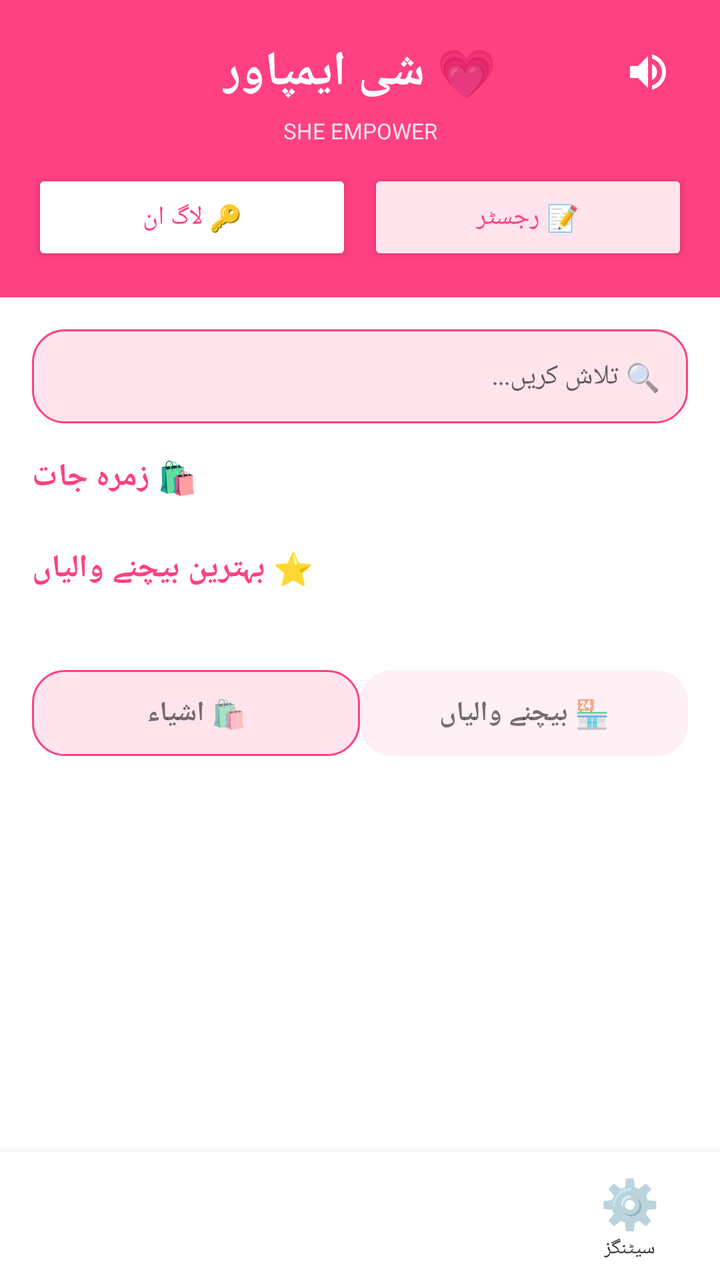
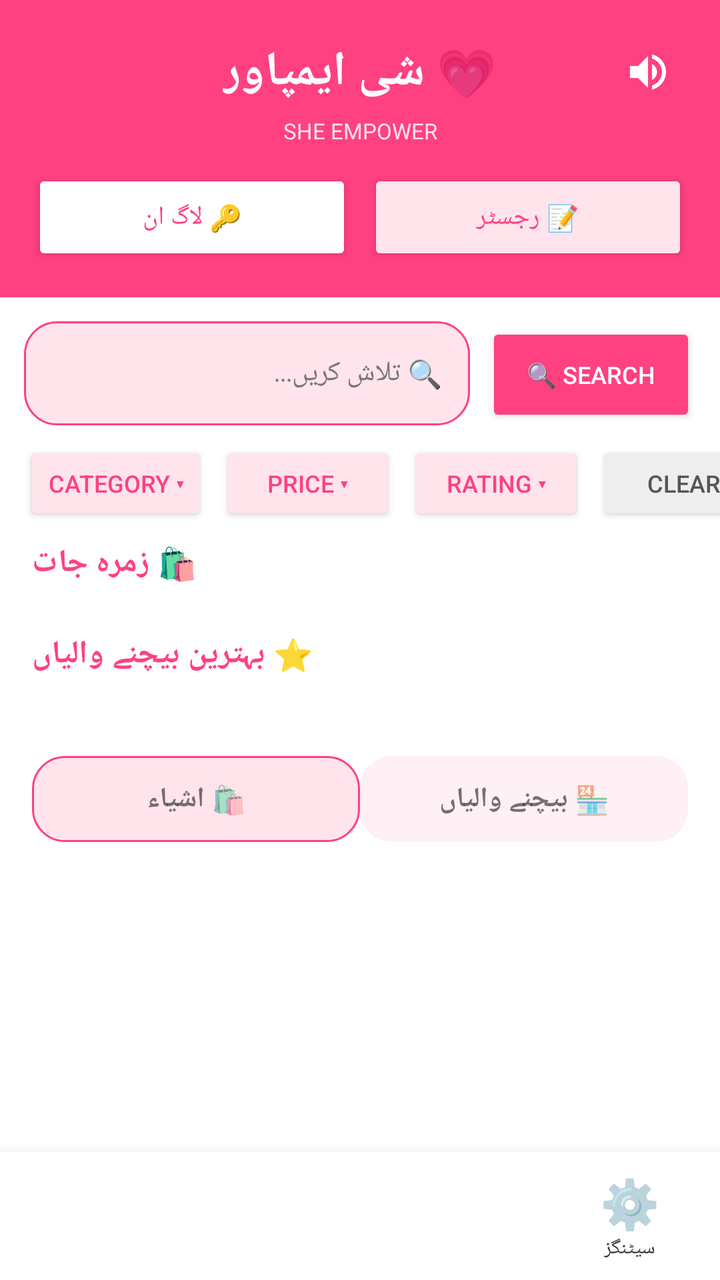

The first picture is an Android layout as it rendered before a commit; the second is the same layout after the commit. The layout source and the unified diff follow.
<!-- AndroidManifest.xml: application theme Theme.SheEmpower -->
<!-- res/layout/activity_main.xml -->
<?xml version="1.0" encoding="utf-8"?>
<LinearLayout xmlns:android="http://schemas.android.com/apk/res/android"
    android:layout_width="match_parent" android:layout_height="match_parent"
    android:background="?android:attr/windowBackground"
    android:orientation="vertical" >

    <ScrollView android:layout_width="match_parent" android:layout_height="0dp" android:layout_weight="1">
        <LinearLayout android:layout_width="match_parent" android:layout_height="wrap_content" android:orientation="vertical">

            <LinearLayout
                android:layout_width="match_parent" android:layout_height="wrap_content"
                android:background="#FF4081" android:orientation="vertical" android:padding="16dp">

                <RelativeLayout
                    android:layout_width="match_parent"
                    android:layout_height="wrap_content">

                    <TextView
                        android:layout_width="wrap_content"
                        android:layout_height="wrap_content"
                        android:layout_centerInParent="true"
                        android:text="💗 شی ایمپاور"
                        android:textSize="24sp"
                        android:textStyle="bold"
                        android:textColor="#FFFFFF" />

                    <ImageButton
                        android:id="@+id/btnSpeaker"
                        android:layout_width="40dp"
                        android:layout_height="40dp"
                        android:layout_alignParentEnd="true"
                        android:layout_centerVertical="true"
                        android:background="?attr/selectableItemBackgroundBorderless"
                        android:src="@drawable/ic_speaker"
                        android:contentDescription="Speaker" />
                </RelativeLayout>

                <TextView android:layout_width="match_parent" android:layout_height="wrap_content"
                    android:text="SHE EMPOWER" android:textSize="11sp" android:gravity="center"
                    android:textColor="#FFE0EC" android:layout_marginTop="2dp" />

                <LinearLayout android:layout_width="match_parent" android:layout_height="wrap_content"
                    android:orientation="horizontal" android:layout_marginTop="12dp">
                    <Button android:id="@+id/btnLogin" android:layout_width="0dp" android:layout_height="48dp" android:layout_weight="1"
                        android:text="🔑 لاگ ان" android:textSize="13sp" android:backgroundTint="#FFFFFF" android:textColor="#FF4081" android:layout_marginEnd="8dp" />
                    <Button android:id="@+id/btnJoin" android:layout_width="0dp" android:layout_height="48dp" android:layout_weight="1"
                        android:text="📝 رجسٹر" android:textSize="13sp" android:backgroundTint="#FFE4EC" android:textColor="#FF4081" />
                </LinearLayout>
            </LinearLayout>

            <EditText android:id="@+id/etSearch"
                android:layout_width="match_parent" android:layout_height="wrap_content" android:layout_margin="16dp"
                android:hint="🔍 تلاش کریں..." android:textSize="14sp" android:padding="14dp" android:background="@drawable/bg_rounded_pink" />

            <TextView android:layout_width="wrap_content" android:layout_height="wrap_content"
                android:layout_marginStart="16dp" android:text="🛍️ زمرہ جات" android:textStyle="bold" android:textColor="#FF4081" android:textSize="16sp" />

            <HorizontalScrollView android:layout_width="match_parent" android:layout_height="wrap_content" android:padding="12dp">
                <LinearLayout android:id="@+id/layoutCategories" android:layout_width="wrap_content" android:layout_height="wrap_content" android:orientation="horizontal" />
            </HorizontalScrollView>

            <TextView android:layout_width="wrap_content" android:layout_height="wrap_content"
                android:layout_marginStart="16dp" android:text="⭐ بہترین بیچنے والیاں" android:textStyle="bold" android:textColor="#FF4081" android:textSize="16sp" />

            <androidx.recyclerview.widget.RecyclerView android:id="@+id/rvTopSellers"
                android:layout_width="match_parent" android:layout_height="wrap_content" android:padding="12dp" />

            <LinearLayout android:layout_width="match_parent" android:layout_height="wrap_content" android:orientation="horizontal" android:layout_margin="16dp">
                <TextView android:id="@+id/tvProductsTab" android:layout_width="0dp" android:layout_height="wrap_content" android:layout_weight="1"
                    android:text="🛍️ اشیاء" android:gravity="center" android:padding="12dp" android:textStyle="bold" android:background="@drawable/bg_rounded_pink" />
                <TextView android:id="@+id/tvSellersTab" android:layout_width="0dp" android:layout_height="wrap_content" android:layout_weight="1"
                    android:text="🏪 بیچنے والیاں" android:gravity="center" android:padding="12dp" android:textStyle="bold" android:background="@drawable/bg_rounded_pink_light" />
            </LinearLayout>

            <androidx.recyclerview.widget.RecyclerView android:id="@+id/rvLatestProducts"
                android:layout_width="match_parent" android:layout_height="wrap_content" android:padding="8dp" android:nestedScrollingEnabled="false" />

        </LinearLayout>
    </ScrollView>

    <include layout="@layout/bottom_nav_bar" android:id="@+id/bottomNav" />

</LinearLayout>
<!-- res/layout/bottom_nav_bar.xml (included above) -->
<?xml version="1.0" encoding="utf-8"?>
<LinearLayout
    xmlns:android="http://schemas.android.com/apk/res/android"
    android:id="@+id/bottomNav"
    android:layout_width="match_parent"
    android:layout_height="64dp"
    android:orientation="horizontal"
    android:background="?android:attr/windowBackground"
    android:elevation="12dp">

    

    <LinearLayout
        android:id="@+id/navItem1"
        android:layout_width="0dp"
        android:layout_height="match_parent"
        android:layout_weight="1"
        android:orientation="vertical"
        android:gravity="center"
        android:clickable="true"
        android:focusable="true">

        <TextView
            android:id="@+id/navIcon1"
            android:layout_width="wrap_content"
            android:layout_height="wrap_content"
            android:textSize="20sp"/>

        <TextView
            android:id="@+id/navLabel1"
            android:layout_width="wrap_content"
            android:layout_height="wrap_content"
            android:textSize="10sp"
            android:textColor="@color/screen_text"/>

    </LinearLayout>


    

    <LinearLayout
        android:id="@+id/navItem2"
        android:layout_width="0dp"
        android:layout_height="match_parent"
        android:layout_weight="1"
        android:orientation="vertical"
        android:gravity="center"
        android:clickable="true"
        android:focusable="true">

        <TextView
            android:id="@+id/navIcon2"
            android:layout_width="wrap_content"
            android:layout_height="wrap_content"
            android:textSize="20sp"/>

        <TextView
            android:id="@+id/navLabel2"
            android:layout_width="wrap_content"
            android:layout_height="wrap_content"
            android:textSize="10sp"
            android:textColor="@color/screen_text"/>

    </LinearLayout>


    

    <LinearLayout
        android:id="@+id/navItem3"
        android:layout_width="0dp"
        android:layout_height="match_parent"
        android:layout_weight="1"
        android:orientation="vertical"
        android:gravity="center"
        android:clickable="true"
        android:focusable="true">

        <TextView
            android:id="@+id/navIcon3"
            android:layout_width="wrap_content"
            android:layout_height="wrap_content"
            android:textSize="20sp"/>

        <TextView
            android:id="@+id/navLabel3"
            android:layout_width="wrap_content"
            android:layout_height="wrap_content"
            android:textSize="10sp"
            android:textColor="@color/screen_text"/>

    </LinearLayout>


    

    <LinearLayout
        android:id="@+id/navItem4"
        android:layout_width="0dp"
        android:layout_height="match_parent"
        android:layout_weight="1"
        android:orientation="vertical"
        android:gravity="center"
        android:clickable="true"
        android:focusable="true">

        <TextView
            android:id="@+id/navIcon4"
            android:layout_width="wrap_content"
            android:layout_height="wrap_content"
            android:text="⚙️"
            android:textSize="24sp"/>

        <TextView
            android:id="@+id/navLabel4"
            android:layout_width="wrap_content"
            android:layout_height="wrap_content"
            android:text="سیٹنگز"
            android:textSize="10sp"
            android:textColor="@color/screen_text"/>

    </LinearLayout>

</LinearLayout>
<!-- resources referenced by this layout -->
<resources>
  <color name="screen_text">#333333</color>
  <!-- drawable bg_rounded_pink (drawable) -->
  <?xml version="1.0" encoding="utf-8"?>
  <shape xmlns:android="http://schemas.android.com/apk/res/android">
      <solid android:color="#FFE4EC" />
      <stroke android:width="1dp" android:color="#FF4081" />
      <corners android:radius="16dp" />
  </shape>
  <!-- drawable bg_rounded_pink_light (drawable) -->
  <?xml version="1.0" encoding="utf-8"?>
  <shape xmlns:android="http://schemas.android.com/apk/res/android">
      <solid android:color="#FFF0F5" />
      <corners android:radius="16dp" />
  </shape>
  <!-- drawable ic_speaker (drawable) -->
  <?xml version="1.0" encoding="utf-8"?>
  <vector xmlns:android="http://schemas.android.com/apk/res/android"
      android:width="24dp"
      android:height="24dp"
      android:viewportWidth="24"
      android:viewportHeight="24">
      <path
          android:fillColor="#FFFFFF"
          android:pathData="M3,9v6h4l5,5V4L7,9H3zm13.5,3c0-1.77-1.02-3.29-2.5-4.03v8.05c1.48-0.73,2.5-2.25,2.5-4.02zM14,3.23v2.06c2.89,0.86,5,3.54,5,6.71s-2.11,5.85-5,6.71v2.06c4.01-0.91,7-4.49,7-8.77s-2.99-7.86-7-8.77z"/>
  </vector>
  <style name="Theme.SheEmpower" parent="Theme.AppCompat.Light">
      
      <item name="colorPrimary">#FF4081</item>
      <item name="colorPrimaryDark">#C2185B</item>
      <item name="colorAccent">#FF4081</item>
      <item name="android:windowBackground">@color/bg_light</item>
      <item name="android:textColorPrimary">@color/text_light</item>
  
      
      <item name="android:windowBackground">@color/white</item>
      <item name="android:colorBackground">@color/white</item>
  
      
      <item name="android:textColorPrimary">@color/text_dark</item>
      <item name="android:textColorSecondary">@color/text_gray</item>
  
      
      <item name="android:actionBarStyle">@style/ActionBar.Styled</item>
  </style>
  <color name="bg_light">#FFFFFF</color>
  <color name="text_light">#333333</color>
  <color name="white">#FFFFFF</color>
  <color name="text_dark">#333333</color>
  <color name="text_gray">#888888</color>
  <style name="ActionBar.Styled" parent="Widget.AppCompat.ActionBar">
  <item name="android:background">@color/white</item>
  <item name="android:textColorPrimary">@color/text_dark</item>
  </style>
</resources>

<!-- the commit's change to res/layout/activity_main.xml (unified diff, before → after) -->
@@ -1,15 +1,27 @@
 <?xml version="1.0" encoding="utf-8"?>
 <LinearLayout xmlns:android="http://schemas.android.com/apk/res/android"
-    android:layout_width="match_parent" android:layout_height="match_parent"
-    android:background="?android:attr/windowBackground"
-    android:orientation="vertical" >
-
-    <ScrollView android:layout_width="match_parent" android:layout_height="0dp" android:layout_weight="1">
-        <LinearLayout android:layout_width="match_parent" android:layout_height="wrap_content" android:orientation="vertical">
-
+    android:layout_width="match_parent"
+    android:layout_height="match_parent"
+    android:background="@color/screen_background"
+    android:orientation="vertical">
+
+    <ScrollView
+        android:layout_width="match_parent"
+        android:layout_height="0dp"
+        android:layout_weight="1">
+
+        <LinearLayout
+            android:layout_width="match_parent"
+            android:layout_height="wrap_content"
+            android:orientation="vertical">
+
+            
             <LinearLayout
-                android:layout_width="match_parent" android:layout_height="wrap_content"
-                android:background="#FF4081" android:orientation="vertical" android:padding="16dp">
+                android:layout_width="match_parent"
+                android:layout_height="wrap_content"
+                android:background="#FF4081"
+                android:orientation="vertical"
+                android:padding="16dp">
 
                 <RelativeLayout
                     android:layout_width="match_parent"
@@ -20,9 +32,9 @@
                         android:layout_height="wrap_content"
                         android:layout_centerInParent="true"
                         android:text="💗 شی ایمپاور"
+                        android:textColor="#FFFFFF"
                         android:textSize="24sp"
-                        android:textStyle="bold"
-                        android:textColor="#FFFFFF" />
+                        android:textStyle="bold" />
 
                     <ImageButton
                         android:id="@+id/btnSpeaker"
@@ -31,54 +43,230 @@
                         android:layout_alignParentEnd="true"
                         android:layout_centerVertical="true"
                         android:background="?attr/selectableItemBackgroundBorderless"
-                        android:src="@drawable/ic_speaker"
-                        android:contentDescription="Speaker" />
+                        android:contentDescription="Speaker"
+                        android:src="@drawable/ic_speaker" />
+
                 </RelativeLayout>
 
-                <TextView android:layout_width="match_parent" android:layout_height="wrap_content"
-                    android:text="SHE EMPOWER" android:textSize="11sp" android:gravity="center"
-                    android:textColor="#FFE0EC" android:layout_marginTop="2dp" />
-
-                <LinearLayout android:layout_width="match_parent" android:layout_height="wrap_content"
-                    android:orientation="horizontal" android:layout_marginTop="12dp">
-                    <Button android:id="@+id/btnLogin" android:layout_width="0dp" android:layout_height="48dp" android:layout_weight="1"
-                        android:text="🔑 لاگ ان" android:textSize="13sp" android:backgroundTint="#FFFFFF" android:textColor="#FF4081" android:layout_marginEnd="8dp" />
-                    <Button android:id="@+id/btnJoin" android:layout_width="0dp" android:layout_height="48dp" android:layout_weight="1"
-                        android:text="📝 رجسٹر" android:textSize="13sp" android:backgroundTint="#FFE4EC" android:textColor="#FF4081" />
+                <TextView
+                    android:layout_width="match_parent"
+                    android:layout_height="wrap_content"
+                    android:layout_marginTop="2dp"
+                    android:gravity="center"
+                    android:text="SHE EMPOWER"
+                    android:textColor="#FFE0EC"
+                    android:textSize="11sp" />
+
+                
+                <LinearLayout
+                    android:layout_width="match_parent"
+                    android:layout_height="wrap_content"
+                    android:layout_marginTop="12dp"
+                    android:orientation="horizontal">
+
+                    <Button
+                        android:id="@+id/btnLogin"
+                        android:layout_width="0dp"
+                        android:layout_height="48dp"
+                        android:layout_marginEnd="8dp"
+                        android:layout_weight="1"
+                        android:backgroundTint="#FFFFFF"
+                        android:text="🔑 لاگ ان"
+                        android:textColor="#FF4081"
+                        android:textSize="13sp" />
+
+                    <Button
+                        android:id="@+id/btnJoin"
+                        android:layout_width="0dp"
+                        android:layout_height="48dp"
+                        android:layout_weight="1"
+                        android:backgroundTint="#FFE4EC"
+                        android:text="📝 رجسٹر"
+                        android:textColor="#FF4081"
+                        android:textSize="13sp" />
+
                 </LinearLayout>
+
             </LinearLayout>
 
-            <EditText android:id="@+id/etSearch"
-                android:layout_width="match_parent" android:layout_height="wrap_content" android:layout_margin="16dp"
-                android:hint="🔍 تلاش کریں..." android:textSize="14sp" android:padding="14dp" android:background="@drawable/bg_rounded_pink" />
-
-            <TextView android:layout_width="wrap_content" android:layout_height="wrap_content"
-                android:layout_marginStart="16dp" android:text="🛍️ زمرہ جات" android:textStyle="bold" android:textColor="#FF4081" android:textSize="16sp" />
-
-            <HorizontalScrollView android:layout_width="match_parent" android:layout_height="wrap_content" android:padding="12dp">
-                <LinearLayout android:id="@+id/layoutCategories" android:layout_width="wrap_content" android:layout_height="wrap_content" android:orientation="horizontal" />
+            
+            <LinearLayout
+                android:layout_width="match_parent"
+                android:layout_height="wrap_content"
+                android:layout_marginStart="12dp"
+                android:layout_marginTop="12dp"
+                android:layout_marginEnd="12dp"
+                android:orientation="horizontal">
+
+                <EditText
+                    android:id="@+id/etSearch"
+                    android:layout_width="0dp"
+                    android:layout_height="52dp"
+                    android:layout_weight="1"
+                    android:background="@drawable/bg_rounded_pink"
+                    android:hint="🔍 تلاش کریں..."
+                    android:imeOptions="actionSearch"
+                    android:inputType="text"
+                    android:paddingStart="14dp"
+                    android:paddingEnd="14dp"
+                    android:textColor="@color/screen_text"
+                    android:textColorHint="@color/screen_secondary_text"
+                    android:textSize="14sp" />
+
+                <Button
+                    android:id="@+id/btnSearch"
+                    android:layout_width="105dp"
+                    android:layout_height="52dp"
+                    android:layout_marginStart="8dp"
+                    android:backgroundTint="#FF4081"
+                    android:text="🔍 Search"
+                    android:textColor="#FFFFFF"
+                    android:textSize="12sp" />
+
+            </LinearLayout>
+
+            
+            <HorizontalScrollView
+                android:layout_width="match_parent"
+                android:layout_height="wrap_content"
+                android:layout_marginTop="8dp"
+                android:scrollbars="none">
+
+                <LinearLayout
+                    android:layout_width="wrap_content"
+                    android:layout_height="wrap_content"
+                    android:orientation="horizontal"
+                    android:paddingStart="12dp"
+                    android:paddingEnd="12dp">
+
+                    <Button
+                        android:id="@+id/btnCategoryFilter"
+                        android:layout_width="wrap_content"
+                        android:layout_height="42dp"
+                        android:layout_marginEnd="6dp"
+                        android:backgroundTint="#FFE4EC"
+                        android:text="Category ▾"
+                        android:textColor="#FF4081"
+                        android:textSize="12sp" />
+
+                    <Button
+                        android:id="@+id/btnPriceFilter"
+                        android:layout_width="wrap_content"
+                        android:layout_height="42dp"
+                        android:layout_marginEnd="6dp"
+                        android:backgroundTint="#FFE4EC"
+                        android:text="Price ▾"
+                        android:textColor="#FF4081"
+                        android:textSize="12sp" />
+
+                    <Button
+                        android:id="@+id/btnRatingFilter"
+                        android:layout_width="wrap_content"
+                        android:layout_height="42dp"
+                        android:layout_marginEnd="6dp"
+                        android:backgroundTint="#FFE4EC"
+                        android:text="Rating ▾"
+                        android:textColor="#FF4081"
+                        android:textSize="12sp" />
+
+                    <Button
+                        android:id="@+id/btnClearFilters"
+                        android:layout_width="wrap_content"
+                        android:layout_height="42dp"
+                        android:backgroundTint="#EEEEEE"
+                        android:text="Clear"
+                        android:textColor="#555555"
+                        android:textSize="12sp" />
+
+                </LinearLayout>
+
             </HorizontalScrollView>
 
-            <TextView android:layout_width="wrap_content" android:layout_height="wrap_content"
-                android:layout_marginStart="16dp" android:text="⭐ بہترین بیچنے والیاں" android:textStyle="bold" android:textColor="#FF4081" android:textSize="16sp" />
-
-            <androidx.recyclerview.widget.RecyclerView android:id="@+id/rvTopSellers"
-                android:layout_width="match_parent" android:layout_height="wrap_content" android:padding="12dp" />
-
-            <LinearLayout android:layout_width="match_parent" android:layout_height="wrap_content" android:orientation="horizontal" android:layout_margin="16dp">
-                <TextView android:id="@+id/tvProductsTab" android:layout_width="0dp" android:layout_height="wrap_content" android:layout_weight="1"
-                    android:text="🛍️ اشیاء" android:gravity="center" android:padding="12dp" android:textStyle="bold" android:background="@drawable/bg_rounded_pink" />
-                <TextView android:id="@+id/tvSellersTab" android:layout_width="0dp" android:layout_height="wrap_content" android:layout_weight="1"
-                    android:text="🏪 بیچنے والیاں" android:gravity="center" android:padding="12dp" android:textStyle="bold" android:background="@drawable/bg_rounded_pink_light" />
+            
+            <TextView
+                android:layout_width="wrap_content"
+                android:layout_height="wrap_content"
+                android:layout_marginStart="16dp"
+                android:layout_marginTop="8dp"
+                android:text="🛍️ زمرہ جات"
+                android:textColor="#FF4081"
+                android:textSize="16sp"
+                android:textStyle="bold" />
+
+            <HorizontalScrollView
+                android:layout_width="match_parent"
+                android:layout_height="wrap_content"
+                android:padding="12dp">
+
+                <LinearLayout
+                    android:id="@+id/layoutCategories"
+                    android:layout_width="wrap_content"
+                    android:layout_height="wrap_content"
+                    android:orientation="horizontal" />
+
+            </HorizontalScrollView>
+
+            
+            <TextView
+                android:layout_width="wrap_content"
+                android:layout_height="wrap_content"
+                android:layout_marginStart="16dp"
+                android:text="⭐ بہترین بیچنے والیاں"
+                android:textColor="#FF4081"
+                android:textSize="16sp"
+                android:textStyle="bold" />
+
+            <androidx.recyclerview.widget.RecyclerView
+                android:id="@+id/rvTopSellers"
+                android:layout_width="match_parent"
+                android:layout_height="wrap_content"
+                android:padding="12dp" />
+
+            
+            <LinearLayout
+                android:layout_width="match_parent"
+                android:layout_height="wrap_content"
+                android:layout_margin="16dp"
+                android:orientation="horizontal">
+
+                <TextView
+                    android:id="@+id/tvProductsTab"
+                    android:layout_width="0dp"
+                    android:layout_height="wrap_content"
+                    android:layout_weight="1"
+                    android:background="@drawable/bg_rounded_pink"
+                    android:gravity="center"
+                    android:padding="12dp"
+                    android:text="🛍️ اشیاء"
+                    android:textStyle="bold" />
+
+                <TextView
+                    android:id="@+id/tvSellersTab"
+                    android:layout_width="0dp"
+                    android:layout_height="wrap_content"
+                    android:layout_weight="1"
+                    android:background="@drawable/bg_rounded_pink_light"
+                    android:gravity="center"
+                    android:padding="12dp"
+                    android:text="🏪 بیچنے والیاں"
+                    android:textStyle="bold" />
+
             </LinearLayout>
 
-            <androidx.recyclerview.widget.RecyclerView android:id="@+id/rvLatestProducts"
-                android:layout_width="match_parent" android:layout_height="wrap_content" android:padding="8dp" android:nestedScrollingEnabled="false" />
+            <androidx.recyclerview.widget.RecyclerView
+                android:id="@+id/rvLatestProducts"
+                android:layout_width="match_parent"
+                android:layout_height="wrap_content"
+                android:nestedScrollingEnabled="false"
+                android:padding="8dp" />
 
         </LinearLayout>
+
     </ScrollView>
 
-    <include layout="@layout/bottom_nav_bar" android:id="@+id/bottomNav" />
+    <include
+        android:id="@+id/bottomNav"
+        layout="@layout/bottom_nav_bar" />
 
 </LinearLayout>
 <!-- res/layout/bottom_nav_bar.xml (included above) -->
<!-- resource entries referenced after the edit -->
@@ -1,5 +1,7 @@
 <!-- resources referenced by this layout -->
 <resources>
+  <color name="screen_background">#FFFFFF</color>
+  <color name="screen_secondary_text">#777777</color>
   <color name="screen_text">#333333</color>
   <!-- drawable bg_rounded_pink (drawable) -->
   <?xml version="1.0" encoding="utf-8"?>
